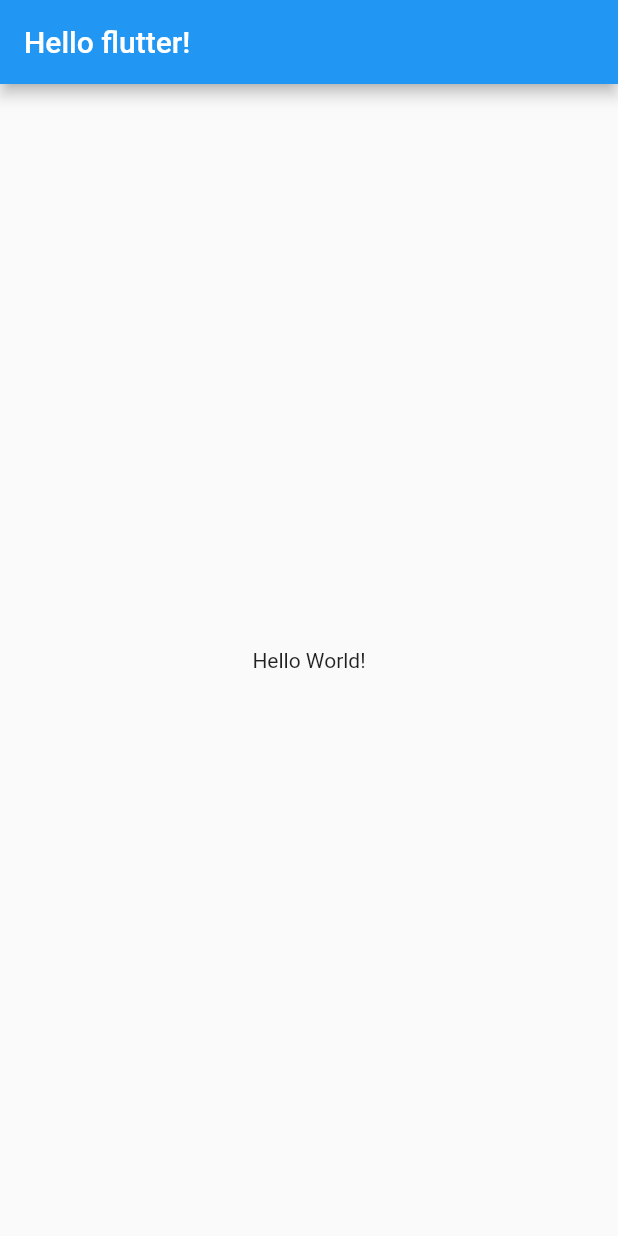
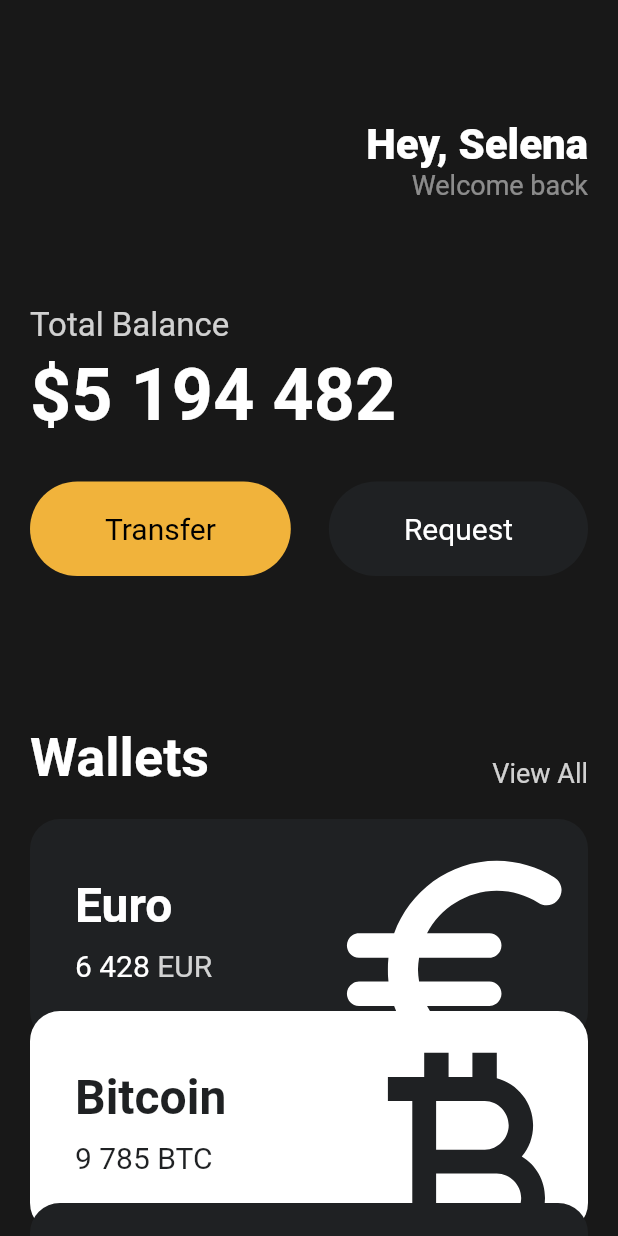
Before and after one commit to jeongyeonKimm/toonflix, a Flutter app: the screen it shows after launch, on a phone screen of 412 x 824 dp. Run offline on Flutter 3.47's test engine with Material 2 defaults, Android fonts, the phone set to English and light mode, and no system bars.

Commit message:
UI challenge

```diff
--- a/lib/main.dart
+++ b/lib/main.dart
@@ -1,23 +1,152 @@
 import 'package:flutter/material.dart';
+import 'package:toonflix/widgets/button.dart';
+import 'package:toonflix/widgets/currency_card.dart';
 
 void main() {
-  runApp(App());
+  runApp(const App());
 }
 
 class App extends StatelessWidget {
+  const App({super.key});
+
 
   @override
   Widget build(BuildContext context) {
     return MaterialApp(
+      debugShowCheckedModeBanner: false,
       home: Scaffold(
-        appBar: AppBar(
-          title: Text('Hello flutter!'),
-        ),
-        body: Center(
-          child: Text('Hello World!'),
+        backgroundColor: const Color(0xFF181818),
+        body: SingleChildScrollView(
+          child: Padding(
+            padding: const EdgeInsets.symmetric(
+              horizontal:20
+            ),
+            child: Column(
+              crossAxisAlignment: CrossAxisAlignment.start,
+              children: [
+                const SizedBox(
+                  height: 80,
+                ),
+                Row(
+                  mainAxisAlignment: MainAxisAlignment.end,
+                  children: [
+                    Column(
+                      crossAxisAlignment: CrossAxisAlignment.end,
+                      children: [
+                        const Text(
+                          'Hey, Selena',
+                          style: TextStyle(
+                            color: Colors.white,
+                            fontSize: 28,
+                            fontWeight: FontWeight.w800,
+                          ),
+                        ),
+                        Text(
+                          'Welcome back',
+                          style: TextStyle(
+                            color: Colors.white.withOpacity(0.5),
+                            fontSize: 18,
+                          ),
+                        ),
+                      ],
+                    ),
+                  ],
+                ),
+                const SizedBox(
+                  height: 70,
+                ),
+                Text(
+                  'Total Balance',
+                  style: TextStyle(
+                    fontSize: 22,
+                    color: Colors.white.withOpacity(0.8),
+                  ),
+                ),
+                const SizedBox(
+                  height: 5,
+                ),
+                const Text(
+                  '\$5 194 482',
+                  style: TextStyle(
+                    fontSize: 48,
+                    fontWeight: FontWeight.w600,
+                    color: Colors.white,
+                  ),
+                ),
+                const SizedBox(
+                  height: 30,
+                ),
+                Row(
+                  mainAxisAlignment: MainAxisAlignment.spaceBetween,
+                  children: const [
+                    Button(
+                      text: 'Transfer',
+                      bgColor: Color(0xFFF1B33B),
+                      textColor: Colors.black
+                    ),
+                    Button(
+                      text: 'Request',
+                      bgColor: Color(0xFF1F2123),
+                      textColor: Colors.white
+                    ),
+                  ],
+                ),
+                const SizedBox(
+                  height: 100,
+                ),
+                Row(
+                  crossAxisAlignment: CrossAxisAlignment.end,
+                  mainAxisAlignment: MainAxisAlignment.spaceBetween,
+                  children: [
+                    const Text(
+                      'Wallets',
+                      style: TextStyle(
+                        color: Colors.white,
+                        fontSize: 36,
+                        fontWeight: FontWeight.w600,
+                      ),
+                    ),
+                    Text(
+                      'View All',
+                      style: TextStyle(
+                        color: Colors.white.withOpacity(0.8),
+                        fontSize: 18,
+                      ),
+                    ),
+                  ],
+                ),
+                const SizedBox(
+                  height: 20,
+                ),
+                const CurrencyCard(
+                  name: 'Euro',
+                  code: 'EUR',
+                  amount: '6 428',
+                  icon: Icons.euro_rounded,
+                  isInverted: false,
+                  order: 1,
+                ),
+                const CurrencyCard(
+                  name: 'Bitcoin',
+                  code: 'BTC',
+                  amount: '9 785',
+                  icon: Icons.currency_bitcoin,
+                  isInverted: true,
+                  order: 2,
+                ),
+                const CurrencyCard(
+                    name: 'Dollar',
+                    code: 'USD',
+                    amount: '428',
+                    icon: Icons.attach_money_outlined,
+                    isInverted: false,
+                    order: 3,
+                  ),
+              ],
+            ),
+          ),
         ),
       ),
     );
   }
-
 }
--- /dev/null
+++ b/lib/widgets/button.dart
@@ -0,0 +1,39 @@
+import 'package:flutter/material.dart';
+
+class Button extends StatelessWidget {
+  final String text;
+  final Color bgColor;
+  final Color textColor;
+
+  const Button({
+    super.key,
+    required this.text,
+    required this.bgColor,
+    required this.textColor
+  });
+
+
+
+  @override
+  Widget build(BuildContext context) {
+    return Container(
+      decoration: BoxDecoration(
+        color: bgColor,
+        borderRadius: BorderRadius.circular(45),
+      ),
+      child: Padding(
+        padding: const EdgeInsets.symmetric(
+          vertical: 20,
+          horizontal: 50,
+        ),
+        child: Text(
+          text,
+          style: TextStyle(
+            color: textColor,
+            fontSize: 20,
+          ),
+        ),
+      ),
+    );
+  }
+}
--- /dev/null
+++ b/lib/widgets/currency_card.dart
@@ -0,0 +1,92 @@
+import 'package:flutter/material.dart';
+
+class CurrencyCard extends StatelessWidget {
+  final String name, code, amount;
+  final IconData icon;
+  final bool isInverted;
+  final int order;
+
+  final _blackColor = const Color(0xFF1F2123);
+
+  const CurrencyCard({
+    super.key,
+    required this.name,
+    required this.code,
+    required this.amount,
+    required this.icon,
+    required this.isInverted,
+    required this.order,
+  });
+
+  @override
+  Widget build(BuildContext context) {
+    return Transform.translate(
+      offset: Offset(0, (order - 1) * (-20)),
+      child: Container(
+        clipBehavior: Clip.hardEdge,
+        decoration: BoxDecoration(
+          color: isInverted ? Colors.white : _blackColor,
+          borderRadius: BorderRadius.circular(20),
+        ),
+        child: Padding(
+          padding: const EdgeInsets.all(30),
+          child: Row(
+            mainAxisAlignment: MainAxisAlignment.spaceBetween,
+            children: [
+              Column(
+                crossAxisAlignment: CrossAxisAlignment.start,
+                children: [
+                  Text(
+                    name,
+                    style: TextStyle(
+                      color: isInverted ? _blackColor : Colors.white,
+                      fontSize: 32,
+                      fontWeight: FontWeight.w600,
+                    ),
+                  ),
+                  const SizedBox(
+                    height: 10,
+                  ),
+                  Row(
+                    children: [
+                      Text(
+                        amount,
+                        style: TextStyle(
+                          color: isInverted ? _blackColor : Colors.white,
+                          fontSize: 20,
+                        ),
+                      ),
+                      const SizedBox(
+                        width: 5,
+                      ),
+                      Text(
+                        code,
+                        style: TextStyle(
+                          color: isInverted
+                              ? _blackColor
+                              : Colors.white.withOpacity(0.8),
+                          fontSize: 20,
+                        ),
+                      ),
+                    ],
+                  ),
+                ],
+              ),
+              Transform.scale(
+                scale: 2.2,
+                child: Transform.translate(
+                  offset: const Offset(-5, 12),
+                  child: Icon(
+                    icon,
+                    color: isInverted ? _blackColor : Colors.white,
+                    size: 88,
+                  ),
+                ),
+              ),
+            ],
+          ),
+        ),
+      ),
+    );
+  }
+}
```
